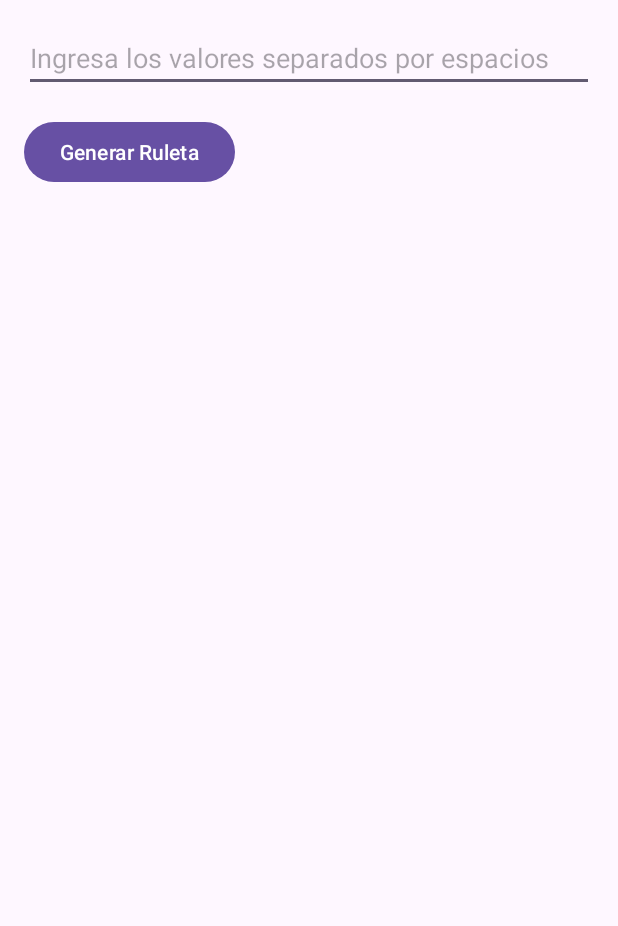
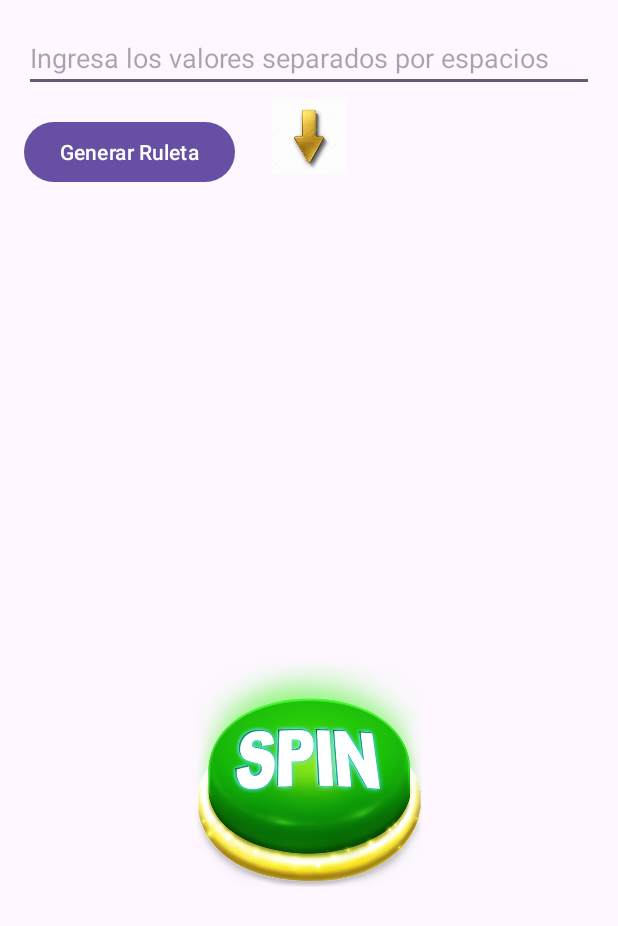
Before and after one commit to vicentenavarro13/PS-G4-RULETA, an Android app: the screen it shows after launch (MainActivity), on a phone screen of 412 x 824 dp. Shown: the top 926 px of the screen. Run offline under Robolectric (Android 15) with nearby library versions, the phone set to English and light mode, and no system bars.

```diff
--- a/app/src/main/java/com/example/caprichosa/RuletaView.java
+++ b/app/src/main/java/com/example/caprichosa/RuletaView.java
@@ -36,7 +36,7 @@ public class RuletaView extends View {
 
             // Ajustar el tamaño del texto
             paint.setColor(Color.WHITE);
-            paint.setTextSize(100); // Ajusta este valor al tamaño deseado
+            paint.setTextSize(100);
             float textX = (float) (getWidth() / 2 + getWidth() / 3 * Math.cos(Math.toRadians(inicioAngulo + angulo / 2)));
             float textY = (float) (getHeight() / 2 + getHeight() / 3 * Math.sin(Math.toRadians(inicioAngulo + angulo / 2)));
             canvas.drawText(valor, textX, textY, paint);
--- a/app/src/main/res/layout/activity_main.xml
+++ b/app/src/main/res/layout/activity_main.xml
@@ -32,15 +32,35 @@
         android:layout_below="@id/btnGenerarRuleta"
         android:layout_marginTop="16dp"
         android:layout_centerHorizontal="true">
-        <!-- Aquí puedes agregar cualquier otro contenido específico para tu ruleta -->
+
+
     </RelativeLayout>
+
+    <ImageView
+        android:id="@+id/imageViewDebajo"
+        android:layout_width="match_parent"
+        android:layout_height="150dp"
+        android:layout_below="@id/relativeLayoutRuleta"
+        android:src="@drawable/botongirar"
+        android:scaleType="fitCenter"
+        android:clickable="true"
+        android:onClick="generarRuleta"/>
 
     <TextView
         android:id="@+id/textViewResultado"
         android:layout_width="wrap_content"
         android:layout_height="wrap_content"
-        android:layout_below="@id/relativeLayoutRuleta"
+        android:layout_below="@id/imageViewDebajo"
         android:layout_marginTop="16dp"
         android:text=""
         android:textStyle="bold"/>
+
+    <ImageView
+        android:id="@+id/imageViewEncima"
+        android:layout_width="match_parent"
+        android:layout_height="50dp"
+        android:layout_marginTop="50dp"
+        android:layout_marginBottom="-43dp"
+        android:scaleType="fitCenter"
+        android:src="@drawable/flecha" />
 </RelativeLayout>
```
